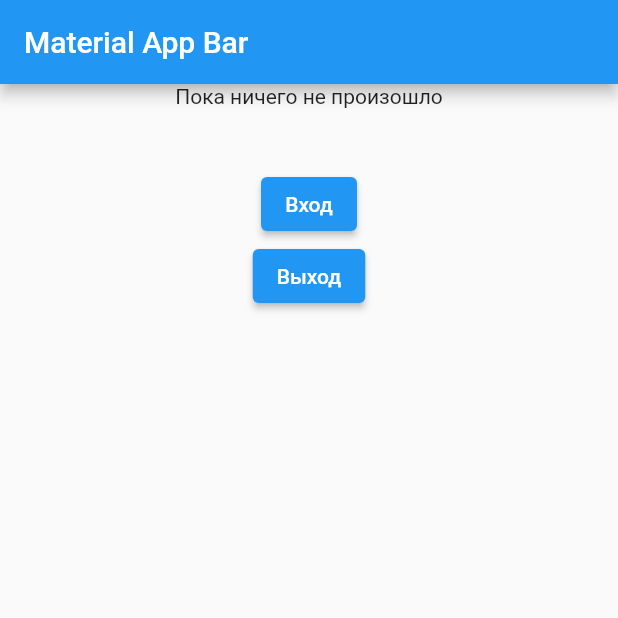
After one commit to JPGmooder/CardHolderApp, a Flutter app: the screen it shows after launch, after a tap on "Вход", after a tap on "Выход", on a phone screen of 412 x 824 dp, the top half of it. The commit adds this screen. Run offline on Flutter 3.47's test engine with Material 2 defaults, Android fonts, the phone set to English and light mode, and no system bars; our stand-ins replace bloc, firebase_auth, firebase_core, flutter_bloc, google_sign_in, shared_preferences; accounts and stored records are empty.

Commit message:
Переделка сервисов гугла, добавление аутентификации с помощью сервисов Google + bloc, создание модели будущего пользователя

```diff
--- /dev/null
+++ b/lib/data/models/user_model.dart
@@ -0,0 +1,85 @@
+import 'dart:convert';
+import 'package:google_sign_in/google_sign_in.dart';
+
+class User {
+  String email;
+  String id;
+  String? photoUrl;
+  String? serverAuthCode;
+  User({
+    required this.email,
+    required this.id,
+    this.photoUrl,
+    this.serverAuthCode,
+  });
+
+  factory User.fromGoogleSignInAccount(GoogleSignInAccount googleAccount) {
+    return User(
+     email: googleAccount.email,
+     id: googleAccount.id,
+     serverAuthCode: googleAccount.serverAuthCode,
+     photoUrl: googleAccount.photoUrl
+    );
+  }
+
+
+  User copyWith({
+    String? email,
+    String? id,
+    String? photoUrl,
+    String? serverAuthCode,
+  }) {
+    return User(
+      email: email ?? this.email,
+      id: id ?? this.id,
+      photoUrl: photoUrl ?? this.photoUrl,
+      serverAuthCode: serverAuthCode ?? this.serverAuthCode,
+    );
+  }
+
+  Map<String, dynamic> toMap() {
+    return {
+      'email': email,
+      'id': id,
+      'photoUrl': photoUrl,
+      'serverAuthCode': serverAuthCode,
+    };
+  }
+
+  factory User.fromMap(Map<String, dynamic> map) {
+    return User(
+      email: map['email'],
+      id: map['id'],
+      photoUrl: map['photoUrl'] != null ? map['photoUrl'] : null,
+      serverAuthCode: map['serverAuthCode'] != null ? map['serverAuthCode'] : null,
+    );
+  }
+
+  String toJson() => json.encode(toMap());
+
+  factory User.fromJson(String source) => User.fromMap(json.decode(source));
+
+  @override
+  String toString() {
+    return 'User(email: $email, id: $id, photoUrl: $photoUrl, serverAuthCode: $serverAuthCode)';
+  }
+
+  @override
+  bool operator ==(Object other) {
+    if (identical(this, other)) return true;
+
+    return other is User &&
+      other.email == email &&
+      other.id == id &&
+      other.photoUrl == photoUrl &&
+      other.serverAuthCode == serverAuthCode;
+  }
+
+  @override
+  int get hashCode {
+    return email.hashCode ^
+      id.hashCode ^
+      photoUrl.hashCode ^
+      serverAuthCode.hashCode;
+  }
+}
--- /dev/null
+++ b/lib/logic/bloc/authentification/authentification_bloc.dart
@@ -0,0 +1,28 @@
+import 'package:bloc/bloc.dart';
+import 'package:cardholderapp/logic/bloc/authentification/authentification_events.dart';
+import 'package:cardholderapp/logic/bloc/authentification/authentification_states.dart';
+import 'package:cardholderapp/logic/repository/authentification_repositroy.dart';
+
+class AuthentificationBloc
+    extends Bloc<AuthentificationEvent, AuthentificationState> {
+  AuthentificationBloc() : super(AuthentificationInitialState()) {
+    on<Authentification_SignIn_Via_Google>((event, emit) async {
+      try {
+        emit.call(AuthentificationLoadingState());
+        var loggedUser = await AuthentificationRepository.loginUser();
+        if (loggedUser == null) throw Exception();
+        // TODO Сделать имплементацию ошибок через создание кастомных, пока оставлю как есть;
+        emit.call(Authentification_LogedIn_Via_Google(loggedUser));
+      } catch (error) {
+        throw error;
+        // TODO addError(); Сделать имплементацию ошибок через создание кастомных, пока оставлю как есть;
+      }
+    });
+
+    on<Authentification_LogOut_Via_Google>((event, emit) async {
+      emit.call(AuthentificationLoadingState());
+      await AuthentificationRepository.logOut();
+      emit.call(Authentification_LogedOut_Via_Google());
+    });
+  }
+}
--- /dev/null
+++ b/lib/logic/bloc/authentification/authentification_events.dart
@@ -0,0 +1,15 @@
+
+import 'package:firebase_auth/firebase_auth.dart';
+
+abstract class AuthentificationEvent {}
+
+class Authentification_SignIn_Via_Google implements AuthentificationEvent {}
+
+class Authentification_LogIn_Via_Google implements AuthentificationEvent {
+  AuthCredential credentialToLog;
+  Authentification_LogIn_Via_Google(this.credentialToLog);
+}
+
+class Authentification_LogOut_Via_Google implements AuthentificationEvent {
+
+}
--- /dev/null
+++ b/lib/logic/bloc/authentification/authentification_states.dart
@@ -0,0 +1,25 @@
+import 'package:cardholderapp/data/models/user_model.dart' as mainUser;
+import 'package:shared_preferences/shared_preferences.dart';
+
+abstract class AuthentificationState {}
+
+ class AuthentificationInitialState implements AuthentificationState {}
+
+ class AuthentificationLoadingState implements AuthentificationState {}
+
+
+class Authentification_LogedIn_Via_Google implements AuthentificationState {
+  mainUser.User loggedUser;
+  Authentification_LogedIn_Via_Google(this.loggedUser) {
+    SharedPreferences.getInstance()
+        .then((value) => value.setString("User", loggedUser.toJson()));
+  }
+}
+
+class Authentification_LogedOut_Via_Google implements AuthentificationState {
+  Authentification_LogedOut_Via_Google() {
+    SharedPreferences.getInstance()
+        .then((value) => value.remove("User"));
+
+  }
+}
--- /dev/null
+++ b/lib/logic/provider/authentification_provider.dart
@@ -0,0 +1,17 @@
+import 'package:google_sign_in/google_sign_in.dart';
+import 'package:shared_preferences/shared_preferences.dart';
+
+class AuthentificationProvider {
+ static Future<GoogleSignInAccount?> signIn() async {
+    SharedPreferences dataStore = await SharedPreferences.getInstance();
+    if (dataStore.containsKey("User")) {
+      return (await GoogleSignIn().signInSilently());
+    } else {
+      return (await GoogleSignIn().signIn());
+    }
+  }
+
+  static Future<GoogleSignInAccount?> logOut() async {
+   await GoogleSignIn().signOut();
+    }
+  }
--- /dev/null
+++ b/lib/logic/repository/authentification_repositroy.dart
@@ -0,0 +1,25 @@
+import 'package:cardholderapp/data/models/user_model.dart';
+import 'package:cardholderapp/logic/provider/authentification_provider.dart';
+import 'package:firebase_auth/firebase_auth.dart' hide User;
+import 'package:google_sign_in/google_sign_in.dart';
+
+class AuthentificationRepository {
+  static Future<User?> loginUser() async {
+    var userToConvert = await AuthentificationProvider.signIn();
+    if (userToConvert == null) {
+      return null;
+    } else {
+      var userToConvert = await AuthentificationProvider.signIn();
+      var usersCredentials = await userToConvert!.authentication;
+      await FirebaseAuth.instance.signInWithCredential(
+          GoogleAuthProvider.credential(
+              idToken: usersCredentials.idToken,
+              accessToken: usersCredentials.accessToken));
+      return User.fromGoogleSignInAccount(userToConvert);
+    }
+  }
+
+  static Future logOut() async {
+   await GoogleSignIn().signOut();
+  }
+}
--- a/lib/main.dart
+++ b/lib/main.dart
@@ -1,6 +1,15 @@
+import 'package:cardholderapp/logic/bloc/authentification/authentification_bloc.dart';
+import 'package:cardholderapp/view/authentificationtest.dart';
+
+import 'package:firebase_core/firebase_core.dart';
 import 'package:flutter/material.dart';
+import 'package:flutter_bloc/flutter_bloc.dart';
 
-void main() => runApp(MyApp());
+void main() async {
+  WidgetsFlutterBinding.ensureInitialized();
+  await Firebase.initializeApp();
+  runApp(MyApp());
+}
 
 class MyApp extends StatelessWidget {
   @override
@@ -9,12 +18,11 @@ class MyApp extends StatelessWidget {
       title: 'Material App',
       home: Scaffold(
         appBar: AppBar(
-          title: Text('Лови супер коммуит'),
+          title: Text('Material App Bar'),
         ),
-        body: Center(
-          child: Container(
-            child: Text('ВАУ ИЗМЕНЕНИе'),
-          ),
+        body: BlocProvider(
+          create: (context) => AuthentificationBloc(),
+          child: BodyWidget(), // * Тестовый виджет для проверки авторизации
         ),
       ),
     );
--- /dev/null
+++ b/lib/view/authentificationtest.dart
@@ -0,0 +1,37 @@
+import 'package:flutter/material.dart';
+import 'package:cardholderapp/logic/bloc/authentification/authentification_events.dart';
+import 'package:cardholderapp/logic/bloc/authentification/authentification_states.dart';
+import 'package:flutter_bloc/flutter_bloc.dart';
+import 'package:cardholderapp/logic/bloc/authentification/authentification_bloc.dart';
+
+class BodyWidget extends StatelessWidget {
+  const BodyWidget({
+    Key? key,
+  }) : super(key: key);
+
+  @override
+  Widget build(BuildContext context) {
+    return Center(
+      child: Column(
+        children: [
+          Container(
+            child: BlocBuilder<AuthentificationBloc, AuthentificationState>(
+              builder: (context, state) {
+                if (state is AuthentificationLoadingState) {
+                  return CircularProgressIndicator();
+                } else if (state is Authentification_LogedIn_Via_Google) {
+                  return Text(state.loggedUser.email);
+                } else
+                  return Text("Пока ничего не произошло");
+              },
+            ),
+          ),
+          SizedBox(height: 40,),
+          ElevatedButton(onPressed: () => context.read<AuthentificationBloc>().add(Authentification_SignIn_Via_Google()), child: Text("Вход")),
+          ElevatedButton(onPressed: () => context.read<AuthentificationBloc>().add(Authentification_LogOut_Via_Google()), child: Text("Выход"))
+
+        ],
+      ),
+    );
+  }
+}
```
Also changed, not shown: pubspec.yaml (+9 -17 lines), pubspec.lock, 3 other files.
